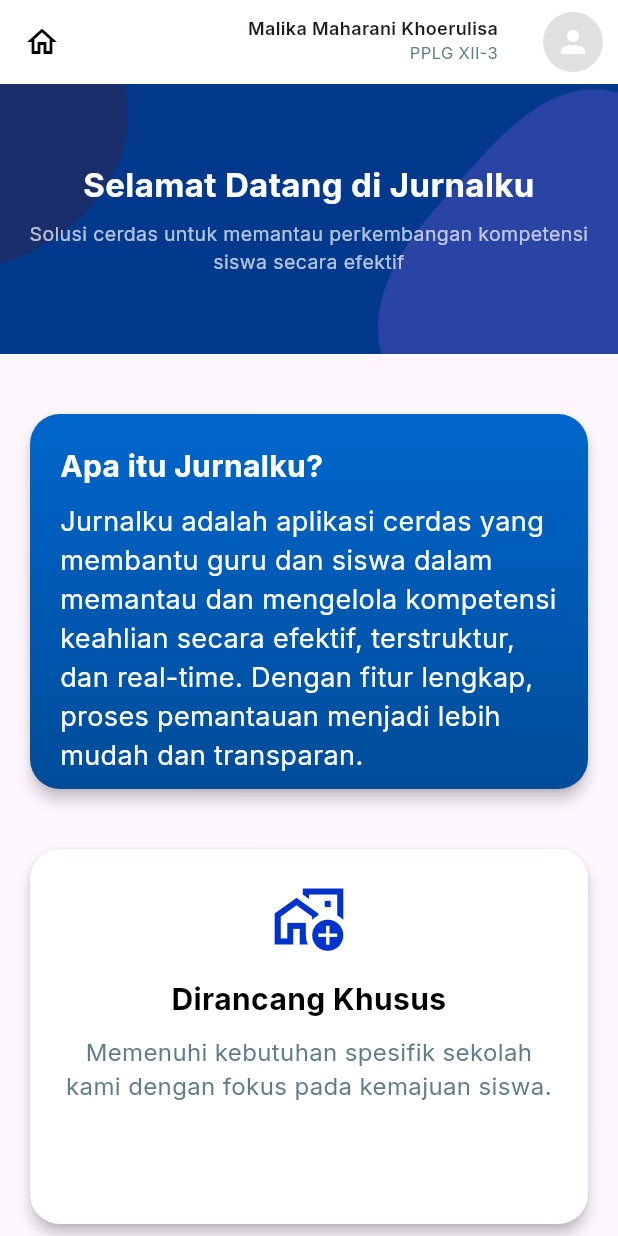
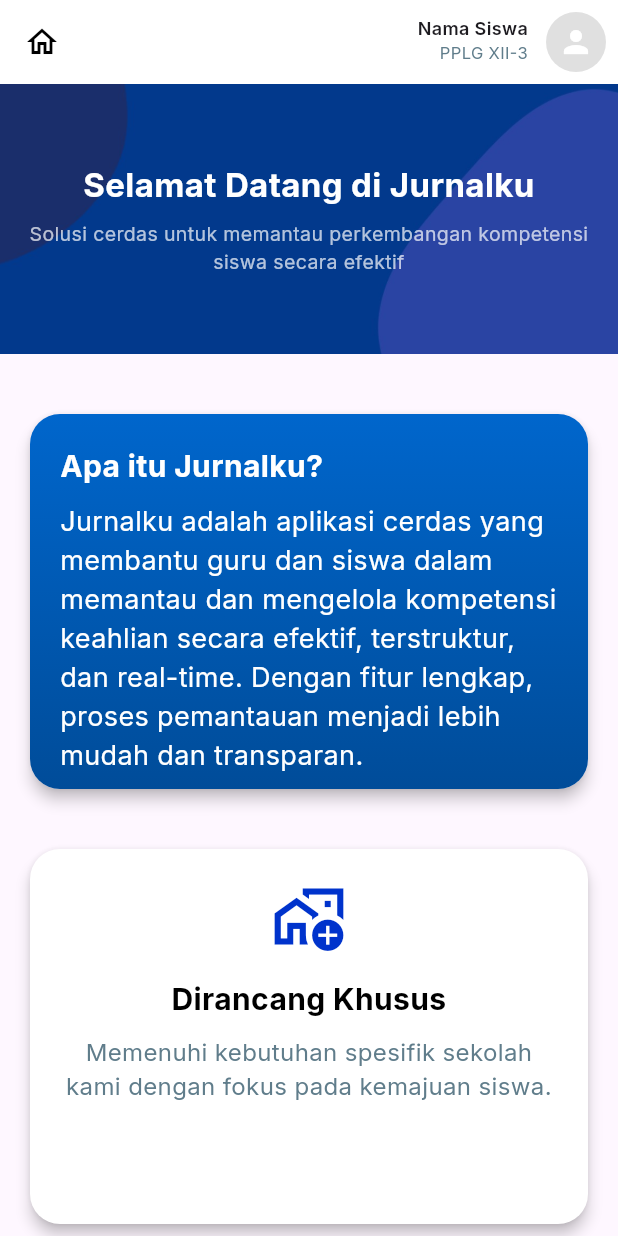
Before and after one commit to GeoRizkiNugroho/jurnalku_mobile, a Flutter app: the DashboardPage screen opened by its route, on a phone screen of 412 x 824 dp. Run offline on Flutter 3.47's test engine with Material 3 defaults, Android fonts, the phone set to English and light mode, and no system bars; our stand-ins replace google_fonts.

Commit message:
routing app bar

```diff
--- a/lib/dashboard_page.dart
+++ b/lib/dashboard_page.dart
@@ -1,51 +1,15 @@
 import 'package:flutter/material.dart';
 import 'package:google_fonts/google_fonts.dart';
+import 'package:jurnalku_mobile/widgets/main_app_bar.dart';
 
 class DashboardPage extends StatelessWidget {
   @override
   Widget build(BuildContext context) {
     return Scaffold(
-      appBar: AppBar(
-        backgroundColor: Colors.white,
-        leading: IconButton(
-          icon: const Icon(Icons.home_outlined, color: Colors.black),
-          onPressed: () {
-            Navigator.pushNamed(context, '/jelajahi');
-          },
+      appBar: MainAppBar(
+          nama: "Nama Siswa",
+          rombel: "PPLG XII-3",
         ),
-        actions: [
-          Padding(
-            padding: EdgeInsets.only(right: 30, top: 10),
-            child: Column(
-              crossAxisAlignment: CrossAxisAlignment.end,
-              children: [
-                Text(
-                  "Malika Maharani Khoerulisa",
-                  style: GoogleFonts.inter(
-                    fontSize: 12,
-                    fontWeight: FontWeight.w600,
-                  ),
-                ),
-                Text(
-                  "PPLG XII-3",
-                  style: GoogleFonts.inter(
-                    fontSize: 11,
-                    color: Colors.blueGrey,
-                  ),
-                ),
-              ],
-            ),
-          ),
-          Padding(
-            padding: EdgeInsets.only(right: 10),
-            child: CircleAvatar(
-              radius: 20,
-              backgroundColor: Colors.grey[300],
-              child: Icon(Icons.person, color: Colors.white),
-            ),
-          ),
-        ],
-      ),
       body: SingleChildScrollView(
         child: Column(
           children: [
--- a/lib/login_page.dart
+++ b/lib/login_page.dart
@@ -258,6 +258,11 @@ class _LoginPageState extends State<LoginPage> {
                   ),
                 ],
               ),
+              child: InkWell(
+                      onTap: () {
+                        Navigator.pushNamed(context, '/jelajahi');
+                      },
+                      borderRadius: BorderRadius.circular(10), // samakan dengan Container
                       child: Row(
                         children: const [
                           Icon(Icons.search, color: Colors.white, size: 20),
@@ -271,6 +276,7 @@ class _LoginPageState extends State<LoginPage> {
                             ),
                           ),
                         ],
+                      ),
                     ),
             ),
           ),
--- /dev/null
+++ b/lib/widgets/main_app_bar.dart
@@ -0,0 +1,106 @@
+import 'package:flutter/material.dart';
+import 'package:google_fonts/google_fonts.dart';
+
+class MainAppBar extends StatelessWidget implements PreferredSizeWidget {
+  final String nama;
+  final String rombel;
+
+  const MainAppBar({
+    super.key,
+    required this.nama,
+    required this.rombel,
+  });
+
+  @override
+  Size get preferredSize => const Size.fromHeight(kToolbarHeight);
+
+  @override
+  Widget build(BuildContext context) {
+    return AppBar(
+      backgroundColor: Colors.white,
+      elevation: 0,
+      leading: IconButton(
+        icon: const Icon(Icons.home_outlined, color: Colors.black),
+        onPressed: () {
+          Navigator.pushReplacementNamed(context, '/jelajahi');
+        },
+      ),
+      actions: [
+        Padding(
+          padding: const EdgeInsets.only(right: 12, top: 10),
+          child: Column(
+            crossAxisAlignment: CrossAxisAlignment.end,
+            children: [
+              Text(
+                nama,
+                style: GoogleFonts.inter(
+                  fontSize: 12,
+                  fontWeight: FontWeight.w600,
+                ),
+              ),
+              Text(
+                rombel,
+                style: GoogleFonts.inter(
+                  fontSize: 11,
+                  color: Colors.blueGrey,
+                ),
+              ),
+            ],
+          ),
+        ),
+
+        /// AVATAR + DROPDOWN MENU
+        Padding(
+          padding: const EdgeInsets.only(right: 8),
+          child: PopupMenuButton<String>(
+            offset: const Offset(0, 45),
+            shape: RoundedRectangleBorder(
+              borderRadius: BorderRadius.circular(12),
+            ),
+            onSelected: (route) {
+              Navigator.pushNamed(context, route);
+            },
+            itemBuilder: (context) => [
+              _item(Icons.dashboard_outlined, "Dashboard", "/dashboard"),
+              _item(Icons.person_outline, "Profil", "/profile"),
+              _item(Icons.explore_outlined, "Jelajahi", "/jelajahi"),
+              const PopupMenuDivider(),
+
+              _item(Icons.menu_book_outlined, "Jurnal Pembiasaan", "/jurnalpembiasaan"),
+              _item(Icons.assignment_ind_outlined, "Permintaan Saksi", "/permintaansaksi"),
+              _item(Icons.bar_chart_outlined, "Progress", "/progress"),
+              _item(Icons.warning_amber_outlined, "Catatan Sikap", "/catatansikap"),
+              const PopupMenuDivider(),
+
+              _item(Icons.help_outline, "Panduan Penggunaan", "/panduan"),
+              _item(Icons.settings_outlined, "Pengaturan Akun", "/settings"),
+              _item(Icons.logout, "Log Out", "/"),
+            ],
+            child: CircleAvatar(
+              radius: 20,
+              backgroundColor: Colors.grey[300],
+              child: const Icon(Icons.person, color: Colors.white),
+            ),
+          ),
+        ),
+      ],
+    );
+  }
+
+  PopupMenuItem<String> _item(
+      IconData icon, String text, String route) {
+    return PopupMenuItem<String>(
+      value: route,
+      child: Row(
+        children: [
+          Icon(icon, size: 20, color: Colors.blueGrey),
+          const SizedBox(width: 12),
+          Text(
+            text,
+            style: GoogleFonts.inter(fontSize: 13),
+          ),
+        ],
+      ),
+    );
+  }
+}
```
Lines whose indentation alone changed are shown as unchanged.
